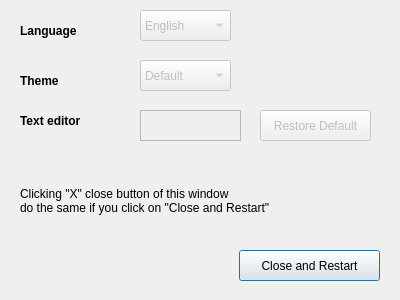
Above: src/preferencesdialog.ui from adgellida/ubunsys before the change. Below: the same form after it.
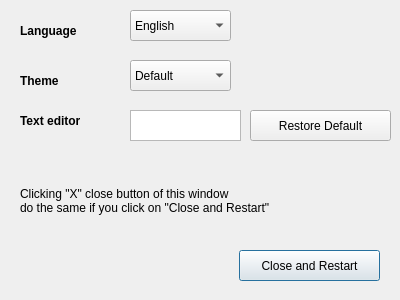
That is the form after the change.

Diff of the .ui file:
```diff
--- a/src/preferencesdialog.ui
+++ b/src/preferencesdialog.ui
@@ -15,13 +15,13 @@
   </property>
   <widget class="QComboBox" name="comboBox_theme">
    <property name="enabled">
-    <bool>false</bool>
+    <bool>true</bool>
    </property>
    <property name="geometry">
     <rect>
-     <x>140</x>
+     <x>130</x>
      <y>60</y>
-     <width>91</width>
+     <width>101</width>
      <height>31</height>
     </rect>
    </property>
@@ -38,13 +38,13 @@
   </widget>
   <widget class="QComboBox" name="comboBox_language">
    <property name="enabled">
-    <bool>false</bool>
+    <bool>true</bool>
    </property>
    <property name="geometry">
     <rect>
-     <x>140</x>
+     <x>130</x>
      <y>10</y>
-     <width>91</width>
+     <width>101</width>
      <height>31</height>
     </rect>
    </property>
@@ -151,26 +151,26 @@
   </widget>
   <widget class="QTextEdit" name="textEditor">
    <property name="enabled">
-    <bool>false</bool>
+    <bool>true</bool>
    </property>
    <property name="geometry">
     <rect>
-     <x>140</x>
-     <y>110</y>
-     <width>101</width>
-     <height>31</height>
-    </rect>
-   </property>
-  </widget>
-  <widget class="QPushButton" name="restoreDefaultTextEditorButton">
-   <property name="enabled">
-    <bool>false</bool>
-   </property>
-   <property name="geometry">
-    <rect>
-     <x>260</x>
+     <x>130</x>
      <y>110</y>
      <width>111</width>
+     <height>31</height>
+    </rect>
+   </property>
+  </widget>
+  <widget class="QPushButton" name="restoreDefaultTextEditorButton">
+   <property name="enabled">
+    <bool>true</bool>
+   </property>
+   <property name="geometry">
+    <rect>
+     <x>250</x>
+     <y>110</y>
+     <width>141</width>
      <height>31</height>
     </rect>
    </property>
```
